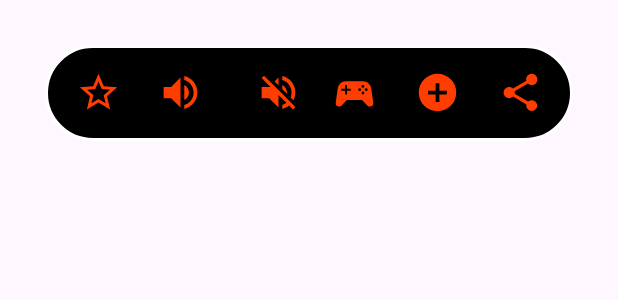
After one commit to LONG-TERM-EFFECTS-OF-SUFFERING/Bottle_Flip_Game, an Android app built with Jetpack Compose: the layout menu.xml on its own in the app's theme, with its tools: preview values and no code run, on a phone screen of 412 x 824 dp. The commit adds this screen. Shown: the top 300 px of the screen. Run offline under Robolectric (Android 15) with nearby library versions, the phone set to English and light mode, and no system bars.

Commit message:
splash v2 camilo

```diff
--- a/app/src/main/java/com/example/bottle_flip/SplashActivity.kt
+++ b/app/src/main/java/com/example/bottle_flip/SplashActivity.kt
@@ -1,18 +1,17 @@
 package com.example.bottle_flip
 
+import android.app.Activity
+import android.content.Intent
 import android.os.Build
 import androidx.appcompat.app.AppCompatActivity
 import android.os.Bundle
+import android.os.Handler
+import android.os.Looper
 import android.view.View
 import android.view.WindowInsets
 import android.view.WindowInsetsController
-import com.example.bottle_flip.R
-import androidx.activity.enableEdgeToEdge
-import androidx.activity.viewModels
-
 
 class SplashActivity : AppCompatActivity() {
-//private val playViewModel : PlayViewModel by viewModels()
 
     override fun onCreate(savedInstanceState: Bundle?) {
         super.onCreate(savedInstanceState)
@@ -36,9 +35,10 @@ class SplashActivity : AppCompatActivity() {
                         or View.SYSTEM_UI_FLAG_IMMERSIVE_STICKY)
             }
         }
-
-
-        //  playViewModel.splashScreen(this)
-
+        // Espera de 5 segundos antes de continuar al Home
+        Handler(Looper.getMainLooper()).postDelayed({
+            startActivity(Intent(this, MainActivity::class.java))
+            finish() // Finaliza la actividad de splash
+        }, 5000) // 5000 milisegundos = 5 segundos
     }
 }
--- a/app/src/main/java/com/example/bottle_flip/view/fragment/Home.kt
+++ b/app/src/main/java/com/example/bottle_flip/view/fragment/Home.kt
@@ -13,6 +13,7 @@ class Home : Fragment() {
     private lateinit var binding: HomeBinding
 
     override fun onCreateView(
+
         inflater: LayoutInflater, container: ViewGroup?,
         savedInstanceState: Bundle?
     ): View {
--- /dev/null
+++ b/app/src/main/res/drawable/ic_add_30.xml
@@ -0,0 +1,9 @@
+<vector xmlns:android="http://schemas.android.com/apk/res/android"
+    android:tint="@color/orange"
+    android:height="30dp"
+    android:width="30dp"
+    android:viewportWidth="24"
+    android:viewportHeight="24">
+    <path android:fillColor="@android:color/white" android:pathData="M17,13H13V17H11V13H7V11H11V7H13V11H17M12,2A10,10 0 0,0 2,12A10,10 0 0,0 12,22A10,10 0 0,0 22,12A10,10 0 0,0 12,2Z" />
+
+</vector>
--- /dev/null
+++ b/app/src/main/res/drawable/ic_game_30.xml
@@ -0,0 +1,6 @@
+<vector xmlns:android="http://schemas.android.com/apk/res/android"
+    android:tint="@color/orange"
+    android:height="30dp" android:width="30dp" android:viewportWidth="24" android:viewportHeight="24">
+    <path android:fillColor="@android:color/white" android:pathData="M7.97,16L5,19C4.67,19.3 4.23,19.5 3.75,19.5A1.75,1.75 0 0,1 2,17.75V17.5L3,10.12C3.21,7.81 5.14,6 7.5,6H16.5C18.86,6 20.79,7.81 21,10.12L22,17.5V17.75A1.75,1.75 0 0,1 20.25,19.5C19.77,19.5 19.33,19.3 19,19L16.03,16H7.97M7,8V10H5V11H7V13H8V11H10V10H8V8H7M16.5,8A0.75,0.75 0 0,0 15.75,8.75A0.75,0.75 0 0,0 16.5,9.5A0.75,0.75 0 0,0 17.25,8.75A0.75,0.75 0 0,0 16.5,8M14.75,9.75A0.75,0.75 0 0,0 14,10.5A0.75,0.75 0 0,0 14.75,11.25A0.75,0.75 0 0,0 15.5,10.5A0.75,0.75 0 0,0 14.75,9.75M18.25,9.75A0.75,0.75 0 0,0 17.5,10.5A0.75,0.75 0 0,0 18.25,11.25A0.75,0.75 0 0,0 19,10.5A0.75,0.75 0 0,0 18.25,9.75M16.5,11.5A0.75,0.75 0 0,0 15.75,12.25A0.75,0.75 0 0,0 16.5,13A0.75,0.75 0 0,0 17.25,12.25A0.75,0.75 0 0,0 16.5,11.5Z" />
+
+</vector>
--- /dev/null
+++ b/app/src/main/res/drawable/ic_share_30.xml
@@ -0,0 +1,6 @@
+<vector xmlns:android="http://schemas.android.com/apk/res/android" android:height="30dp"
+    android:tint="@color/orange" android:viewportHeight="24" android:viewportWidth="24" android:width="30dp">
+
+    <path android:fillColor="@android:color/white" android:pathData="M18,16.08c-0.76,0 -1.44,0.3 -1.96,0.77L8.91,12.7c0.05,-0.23 0.09,-0.46 0.09,-0.7s-0.04,-0.47 -0.09,-0.7l7.05,-4.11c0.54,0.5 1.25,0.81 2.04,0.81 1.66,0 3,-1.34 3,-3s-1.34,-3 -3,-3 -3,1.34 -3,3c0,0.24 0.04,0.47 0.09,0.7L8.04,9.81C7.5,9.31 6.79,9 6,9c-1.66,0 -3,1.34 -3,3s1.34,3 3,3c0.79,0 1.5,-0.31 2.04,-0.81l7.12,4.16c-0.05,0.21 -0.08,0.43 -0.08,0.65 0,1.61 1.31,2.92 2.92,2.92 1.61,0 2.92,-1.31 2.92,-2.92s-1.31,-2.92 -2.92,-2.92z"/>
+
+</vector>
--- /dev/null
+++ b/app/src/main/res/drawable/ic_star_border_30.xml
@@ -0,0 +1,6 @@
+<vector xmlns:android="http://schemas.android.com/apk/res/android" android:height="30dp"
+    android:tint="@color/orange" android:viewportHeight="24" android:viewportWidth="24" android:width="30dp">
+
+    <path android:fillColor="@android:color/white" android:pathData="M22,9.24l-7.19,-0.62L12,2 9.19,8.63 2,9.24l5.46,4.73L5.82,21 12,17.27 18.18,21l-1.63,-7.03L22,9.24zM12,15.4l-3.76,2.27 1,-4.28 -3.32,-2.88 4.38,-0.38L12,6.1l1.71,4.04 4.38,0.38 -3.32,2.88 1,4.28L12,15.4z"/>
+
+</vector>
--- /dev/null
+++ b/app/src/main/res/drawable/ic_volume_off_30.xml
@@ -0,0 +1,6 @@
+<vector xmlns:android="http://schemas.android.com/apk/res/android" android:autoMirrored="true" android:height="30dp"
+    android:tint="@color/orange" android:viewportHeight="24" android:viewportWidth="24" android:width="30dp">
+
+    <path android:fillColor="@android:color/white" android:pathData="M16.5,12c0,-1.77 -1.02,-3.29 -2.5,-4.03v2.21l2.45,2.45c0.03,-0.2 0.05,-0.41 0.05,-0.63zM19,12c0,0.94 -0.2,1.82 -0.54,2.64l1.51,1.51C20.63,14.91 21,13.5 21,12c0,-4.28 -2.99,-7.86 -7,-8.77v2.06c2.89,0.86 5,3.54 5,6.71zM4.27,3L3,4.27 7.73,9L3,9v6h4l5,5v-6.73l4.25,4.25c-0.67,0.52 -1.42,0.93 -2.25,1.18v2.06c1.38,-0.31 2.63,-0.95 3.69,-1.81L19.73,21 21,19.73l-9,-9L4.27,3zM12,4L9.91,6.09 12,8.18L12,4z"/>
+
+</vector>
--- /dev/null
+++ b/app/src/main/res/drawable/ic_volume_on_30.xml
@@ -0,0 +1,6 @@
+<vector xmlns:android="http://schemas.android.com/apk/res/android" android:autoMirrored="true" android:height="30dp"
+    android:tint="@color/orange" android:viewportHeight="24" android:viewportWidth="24" android:width="30dp">
+
+    <path android:fillColor="@android:color/white" android:pathData="M3,9v6h4l5,5L12,4L7,9L3,9zM16.5,12c0,-1.77 -1.02,-3.29 -2.5,-4.03v8.05c1.48,-0.73 2.5,-2.25 2.5,-4.02zM14,3.23v2.06c2.89,0.86 5,3.54 5,6.71s-2.11,5.85 -5,6.71v2.06c4.01,-0.91 7,-4.49 7,-8.77s-2.99,-7.86 -7,-8.77z"/>
+
+</vector>
--- a/app/src/main/res/layout/activity_splash.xml
+++ b/app/src/main/res/layout/activity_splash.xml
@@ -19,8 +19,8 @@
         app:layout_constraintTop_toTopOf="parent">
 
         <com.airbnb.lottie.LottieAnimationView
-            android:layout_width="200dp"
-            android:layout_height="200dp"
+            android:layout_width="300dp"
+            android:layout_height="300dp"
             app:lottie_autoPlay="true"
             app:lottie_loop="true"
             app:lottie_rawRes="@raw/splash" />
--- /dev/null
+++ b/app/src/main/res/layout/menu.xml
@@ -0,0 +1,80 @@
+<?xml version="1.0" encoding="utf-8"?>
+<layout xmlns:tools="http://schemas.android.com/tools"
+    xmlns:android="http://schemas.android.com/apk/res/android">
+
+
+    <androidx.appcompat.widget.Toolbar
+        android:id="@+id/toolbar"
+        android:layout_width="match_parent"
+        android:layout_height="wrap_content"
+        android:layout_marginStart="30dp"
+        android:layout_marginTop="30dp"
+        android:layout_marginEnd="30dp"
+        android:background="@drawable/bg_circle_white"
+        android:elevation="5dp"
+        android:gravity="center"
+        android:theme="@style/ThemeOverlay.AppCompat.ActionBar">
+
+        <LinearLayout
+            android:layout_width="match_parent"
+            android:layout_height="match_parent"
+            android:gravity="start|left"
+            android:orientation="horizontal">
+
+            <ImageButton
+                android:id="@+id/btn_star_border"
+                android:layout_width="wrap_content"
+                android:layout_height="match_parent"
+                android:layout_marginEnd="15dp"
+                android:layout_weight="1"
+                android:background="?android:attr/selectableItemBackgroundBorderless"
+                android:src="@drawable/ic_star_border_30" />
+
+            <ImageButton
+                android:id="@+id/btn_volume_on"
+                android:layout_width="wrap_content"
+                android:layout_height="match_parent"
+                android:layout_marginEnd="15dp"
+                android:layout_weight="1"
+                android:background="?android:attr/selectableItemBackgroundBorderless"
+                android:src="@drawable/ic_volume_on_30" />
+
+            <ImageView
+                android:id="@+id/icMuteOff"
+                android:layout_width="wrap_content"
+                android:layout_height="match_parent"
+                android:layout_marginHorizontal="@dimen/dimen_ic"
+                android:src="@drawable/ic_volume_off_30"
+                android:visibility="visible" />
+
+            <ImageButton
+                android:id="@+id/btn_game"
+                android:layout_width="wrap_content"
+                android:layout_height="match_parent"
+                android:layout_marginEnd="15dp"
+                android:layout_weight="1"
+                android:background="?android:attr/selectableItemBackgroundBorderless"
+                android:src="@drawable/ic_game_30" />
+
+            <ImageButton
+                android:id="@+id/btn_add"
+                android:layout_width="wrap_content"
+                android:layout_height="match_parent"
+                android:layout_marginEnd="15dp"
+                android:layout_weight="1"
+                android:background="?android:attr/selectableItemBackgroundBorderless"
+                android:src="@drawable/ic_add_30" />
+
+            <ImageButton
+                android:id="@+id/btn_share"
+                android:layout_width="wrap_content"
+                android:layout_height="match_parent"
+                android:layout_marginEnd="15dp"
+                android:layout_weight="1"
+                android:background="?android:attr/selectableItemBackgroundBorderless"
+                android:src="@drawable/ic_share_30" />
+
+        </LinearLayout>
+
+    </androidx.appcompat.widget.Toolbar>
+</layout>
--- a/app/src/main/res/values/colors.xml
+++ b/app/src/main/res/values/colors.xml
@@ -2,6 +2,6 @@
 <resources>
 	<color name="black">#FF000000</color>
 	<color name="white">#FFFFFFFF</color>
-	<color name="orange">#FFA500</color>
+	<color name="orange">#FF3D00</color>
 	<color name="transparent">#00000000</color>
 </resources>
```
